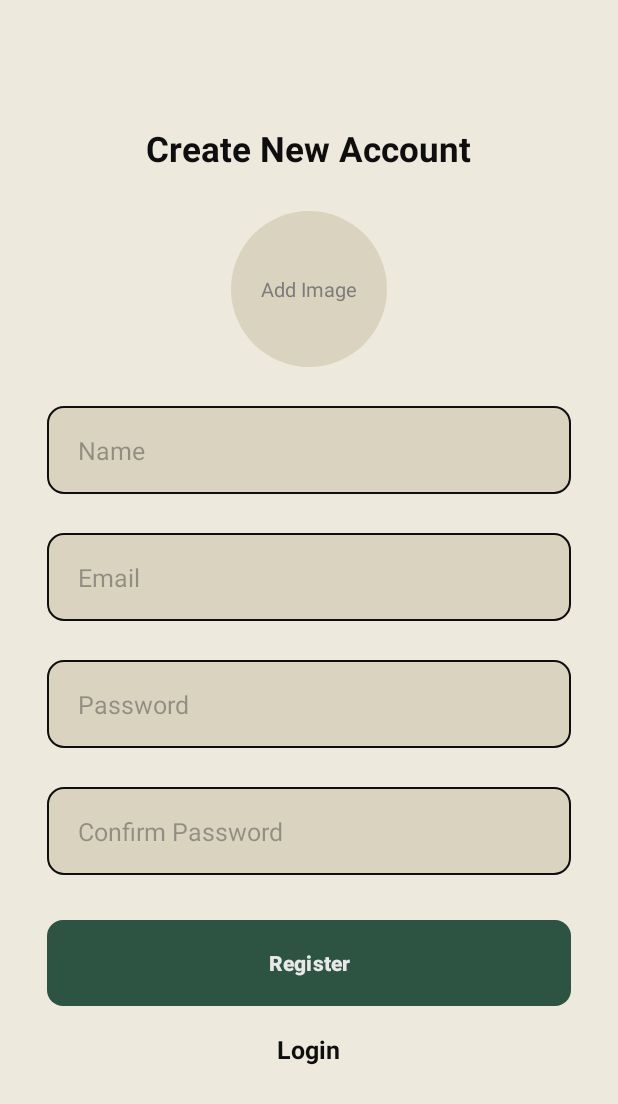
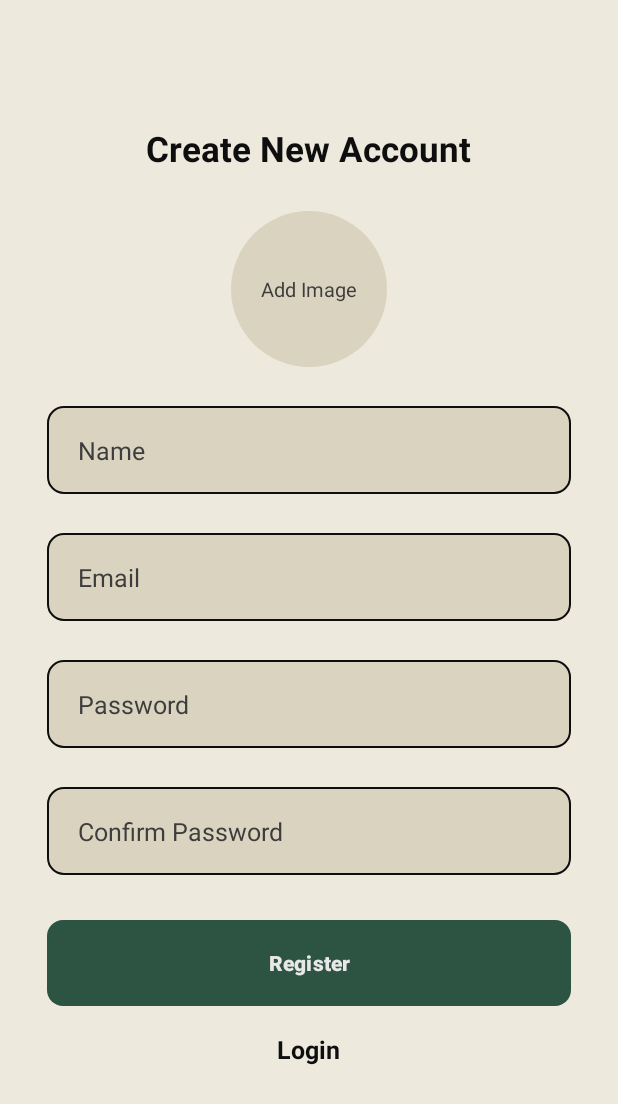
Before and after one commit to satria-ui/CapstoneProject-MD, an Android app: the RegisterActivity screen opened directly, with no data from a screen before it, on a phone screen of 412 x 824 dp. Shown: the top 1104 px of the screen. Run offline under Robolectric (Android 15) with nearby library versions, the phone set to English and light mode, and no system bars; our stand-ins replace sdp/ssp sizes; plain views replace RoundedImageView.

Commit message:
feat: add login/register screen

```diff
--- a/EmoChat/app/build.gradle
+++ b/EmoChat/app/build.gradle
@@ -47,6 +47,9 @@ dependencies {
 
     implementation 'com.intuit.sdp:sdp-android:1.0.6'
     implementation 'com.intuit.ssp:ssp-android:1.0.6'
-
+    //rounded image view
     implementation 'com.makeramen:roundedimageview:2.3.0'
+    //coroutines
+    implementation 'org.jetbrains.kotlinx:kotlinx-coroutines-core:1.6.4'
+    implementation 'org.jetbrains.kotlinx:kotlinx-coroutines-android:1.6.4'
 }
--- a/EmoChat/app/src/main/res/layout/activity_login.xml
+++ b/EmoChat/app/src/main/res/layout/activity_login.xml
@@ -42,6 +42,7 @@
             android:layout_marginTop="@dimen/_40sdp"
             android:background="@drawable/background_input"
             android:hint="@string/email"
+            android:textColorHint="@color/hint_text_color"
             android:imeOptions="actionNext"
             android:importantForAutofill="no"
             android:inputType="textEmailAddress"
@@ -57,6 +58,7 @@
             android:layout_marginTop="@dimen/_20sdp"
             android:background="@drawable/background_input"
             android:hint="@string/password"
+            android:textColorHint="@color/hint_text_color"
             android:imeOptions="actionDone"
             android:importantForAutofill="no"
             android:inputType="textPassword"
--- a/EmoChat/app/src/main/res/layout/activity_register.xml
+++ b/EmoChat/app/src/main/res/layout/activity_register.xml
@@ -27,11 +27,13 @@
             android:textStyle="bold"/>
 
         <FrameLayout
+            android:id="@+id/layoutImage"
             android:layout_width="wrap_content"
             android:layout_height="wrap_content"
             android:layout_marginTop="@dimen/_20sdp">
 
             <com.makeramen.roundedimageview.RoundedImageView
+                android:id="@+id/imageProfile"
                 android:layout_width="@dimen/_80sdp"
                 android:layout_height="@dimen/_80sdp"
                 android:background="@drawable/background_image"
@@ -39,11 +41,12 @@
                 app:riv_oval="true"/>
 
             <TextView
+                android:id="@+id/textAddImage"
                 android:layout_width="wrap_content"
                 android:layout_height="wrap_content"
                 android:layout_gravity="center"
                 android:text="@string/add_image"
-                android:textColor="@color/secondary_text"
+                android:textColor="@color/hint_text_color"
                 android:textSize="@dimen/_10sdp"/>
         </FrameLayout>
 
@@ -54,6 +57,7 @@
             android:layout_marginTop="@dimen/_20sdp"
             android:background="@drawable/background_input"
             android:hint="@string/name"
+            android:textColorHint="@color/hint_text_color"
             android:imeOptions="actionNext"
             android:importantForAutofill="no"
             android:inputType="text"
@@ -69,6 +73,7 @@
             android:layout_marginTop="@dimen/_20sdp"
             android:background="@drawable/background_input"
             android:hint="@string/email"
+            android:textColorHint="@color/hint_text_color"
             android:imeOptions="actionNext"
             android:importantForAutofill="no"
             android:inputType="textEmailAddress"
@@ -84,6 +89,7 @@
             android:layout_marginTop="@dimen/_20sdp"
             android:background="@drawable/background_input"
             android:hint="@string/password"
+            android:textColorHint="@color/hint_text_color"
             android:imeOptions="actionNext"
             android:importantForAutofill="no"
             android:inputType="textPassword"
@@ -99,6 +105,7 @@
             android:layout_marginTop="@dimen/_20sdp"
             android:background="@drawable/background_input"
             android:hint="@string/confirm_password"
+            android:textColorHint="@color/hint_text_color"
             android:imeOptions="actionDone"
             android:importantForAutofill="no"
             android:inputType="textPassword"
@@ -107,16 +114,33 @@
             android:textColor="@color/primary_text"
             android:textSize="@dimen/_13sdp"/>
 
+        <FrameLayout
+            android:layout_width="match_parent"
+            android:layout_height="wrap_content"
+            android:layout_marginTop="@dimen/_20sdp"
+            android:animateLayoutChanges="true">
+
             <com.google.android.material.button.MaterialButton
                 android:id="@+id/buttonRegister"
                 android:layout_width="match_parent"
                 android:layout_height="@dimen/_50sdp"
-            android:layout_marginTop="@dimen/_20sdp"
                 android:text="@string/register"
                 android:textColor="@color/white"
                 android:textStyle="bold"
                 app:cornerRadius="@dimen/_8sdp"
                 app:backgroundTint="@color/button_primary"/>
+
+            <ProgressBar
+                android:id="@+id/progressBar"
+                android:layout_width="@dimen/_25sdp"
+                android:layout_height="@dimen/_25sdp"
+                android:layout_gravity="center"
+                android:indeterminateTint="@color/button_primary"
+                android:visibility="invisible" />
+
+        </FrameLayout>
+
+
 
         <TextView
             android:id="@+id/textLogin"
--- a/EmoChat/app/src/main/res/values/colors.xml
+++ b/EmoChat/app/src/main/res/values/colors.xml
@@ -9,6 +9,7 @@
     <color name="button_primary">#2D5342</color>
     <color name="secondary_text">#7C7C7C</color>
     <color name="input_background">#DAD3BF</color>
+    <color name="hint_text_color">#3D3D3D</color>
     <color name="icon_background">#20FFFFFF</color>
     <color name="error">#B00020</color>
     <color name="received_message_background">#090D16</color>
```
Also changed, not shown: EmoChat/app/src/main/java/com/example/emochat/Activities/RegisterActivity.kt (+117 -4 lines), EmoChat/app/src/main/java/com/example/emochat/Utils/Constants.kt (added, +12 -0 lines). Lines whose indentation alone changed are shown as unchanged.
